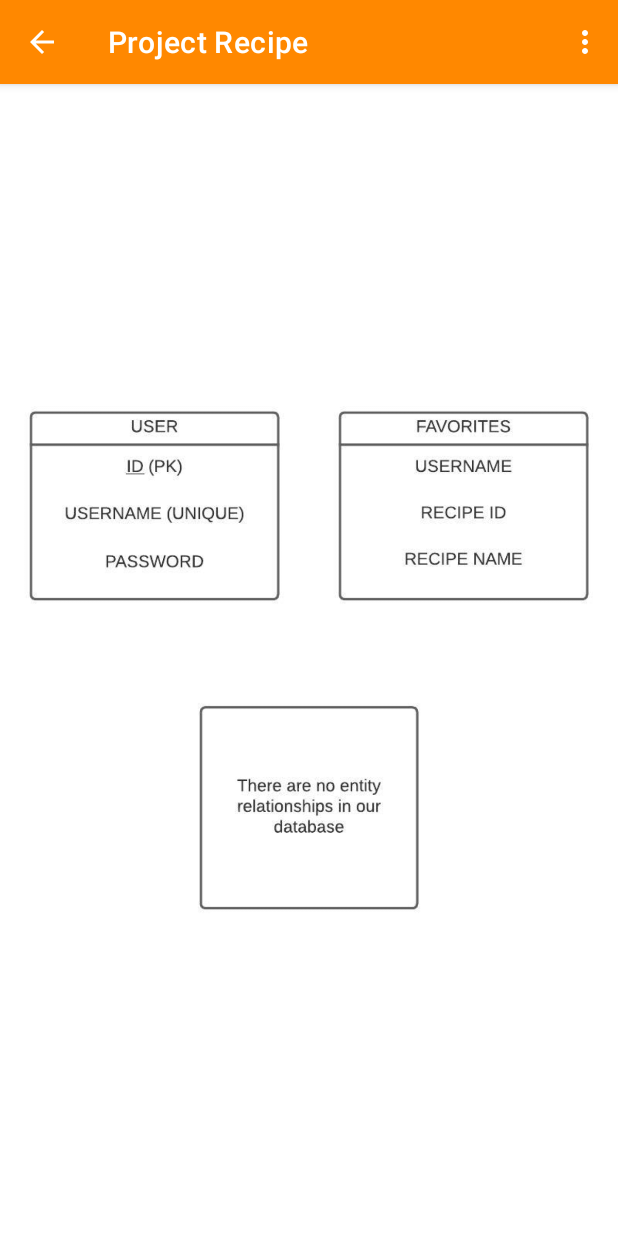
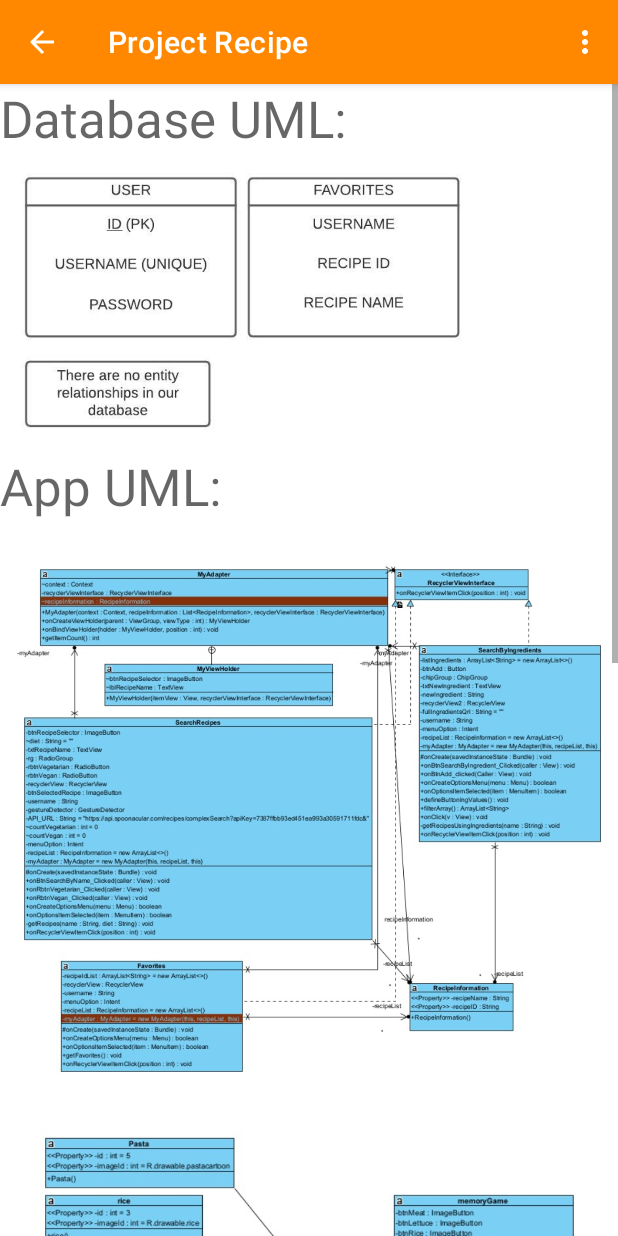
Before and after one commit to LiamHeynderickx/AndroidRecipeApplication, an Android app: the Help screen opened directly, with no data from a screen before it, on a phone screen of 412 x 824 dp. Run offline under Robolectric (Android 15) with nearby library versions, the phone set to English and light mode, and no system bars; network calls fail.

Commit message:
App Done (FINAL)

```diff
--- a/app/src/main/res/layout/activity_help.xml
+++ b/app/src/main/res/layout/activity_help.xml
@@ -4,15 +4,75 @@
     xmlns:tools="http://schemas.android.com/tools"
     android:layout_width="match_parent"
     android:layout_height="match_parent"
-    tools:context=".Help">
+    android:contentDescription="program flow"
+    tools:context=".ProgramFlow">
 
-    <ImageView
-        android:id="@+id/imageView"
-        android:layout_width="wrap_content"
+    <ScrollView
+        android:layout_width="match_parent"
         android:layout_height="wrap_content"
-        app:layout_constraintBottom_toBottomOf="parent"
+        android:contentDescription="PROGRAM FLOW"
         app:layout_constraintEnd_toEndOf="parent"
         app:layout_constraintStart_toStartOf="parent"
-        app:layout_constraintTop_toTopOf="parent"
-        app:srcCompat="@drawable/blank_diagram" />
+        app:layout_constraintTop_toTopOf="parent">
+
+        <LinearLayout
+            android:layout_width="match_parent"
+            android:layout_height="match_parent"
+            android:orientation="vertical">
+
+            <TextView
+                android:id="@+id/textView"
+                android:layout_width="329dp"
+                android:layout_height="wrap_content"
+                android:layout_marginEnd="320dp"
+                android:layout_marginRight="320dp"
+                android:text="Database UML:"
+                android:textAppearance="@style/TextAppearance.AppCompat.Display1"
+                app:layout_constraintEnd_toEndOf="parent"
+                app:layout_constraintStart_toStartOf="parent"
+                app:layout_constraintTop_toTopOf="parent" />
+
+            <ImageView
+                android:layout_width="match_parent"
+                android:layout_height="200dp"
+                android:scaleType="fitStart"
+                android:src="@drawable/database_uml" />
+
+            <TextView
+                android:id="@+id/textView4"
+                android:layout_width="match_parent"
+                android:layout_height="wrap_content"
+                android:text="App UML:"
+                android:textAppearance="@style/TextAppearance.AppCompat.Display1" />
+
+            <ImageView
+                android:id="@+id/imageView"
+                android:layout_width="match_parent"
+                android:layout_height="389dp"
+                app:srcCompat="@drawable/app_uml_1" />
+
+            <ImageView
+                android:id="@+id/imageView3"
+                android:layout_width="match_parent"
+                android:layout_height="286dp"
+                app:srcCompat="@drawable/app_uml_2" />
+
+            <ImageView
+                android:id="@+id/imageView4"
+                android:layout_width="match_parent"
+                android:layout_height="266dp"
+                app:srcCompat="@drawable/app_uml_3" />
+
+            <ImageView
+                android:id="@+id/imageView5"
+                android:layout_width="match_parent"
+                android:layout_height="297dp"
+                app:srcCompat="@drawable/app_uml_4" />
+
+            <!-- Add other views here if needed -->
+
+        </LinearLayout>
+
+    </ScrollView>
+
 </androidx.constraintlayout.widget.ConstraintLayout>
--- a/app/src/main/res/layout/activity_memory_game.xml
+++ b/app/src/main/res/layout/activity_memory_game.xml
@@ -18,17 +18,6 @@
         app:layout_constraintEnd_toEndOf="parent"
         app:layout_constraintStart_toStartOf="parent"
         app:layout_constraintTop_toTopOf="parent" />
-
-    <ImageButton
-        android:id="@+id/btnInfo"
-        android:layout_width="50dp"
-        android:layout_height="50dp"
-        android:contentDescription="Info"
-        android:src="@android:drawable/ic_dialog_info"
-        app:layout_constraintBottom_toBottomOf="@+id/lblmemoryGame"
-        app:layout_constraintEnd_toEndOf="parent"
-        app:layout_constraintStart_toEndOf="@+id/lblmemoryGame"
-        app:layout_constraintTop_toTopOf="@+id/lblmemoryGame" />
 
     <ImageButton
         android:id="@+id/btnMeat"
--- a/app/src/main/res/menu/menu_main_screen.xml
+++ b/app/src/main/res/menu/menu_main_screen.xml
@@ -21,6 +21,6 @@
     <item
         android:id="@+id/menuHelp"
         android:orderInCategory="4"
-        android:title="Database UML" />
+        android:title="UML Diagrams" />
 
 </menu>
--- a/app/src/main/res/menu/menue_search_screen.xml
+++ b/app/src/main/res/menu/menue_search_screen.xml
@@ -10,7 +10,7 @@
     <item
         android:id="@+id/menuHelp"
         android:orderInCategory="2"
-        android:title="Database UML"
+        android:title="UML Diagrams"
         app:showAsAction="never" />
 
     <item
```
Also changed, not shown: app/src/main/res/drawable/app_uml_1.jpeg (added), app/src/main/res/drawable/app_uml_2.jpeg (added), app/src/main/res/drawable/app_uml_3.jpeg (added), app/src/main/res/drawable/app_uml_4.jpeg (added), app/src/main/res/drawable/database_uml.jpeg (added).
